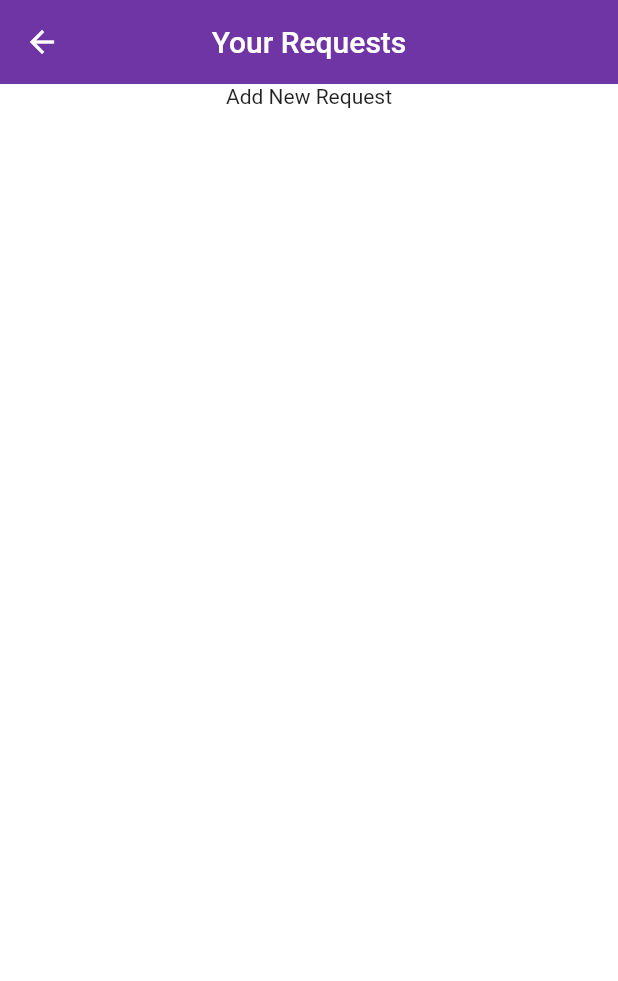
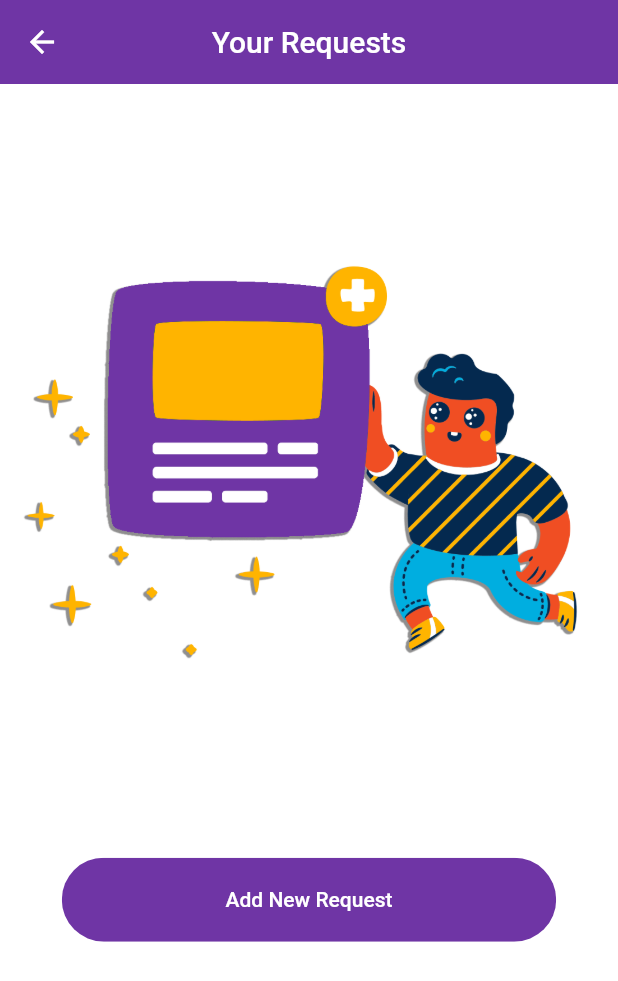
Before and after one commit to ArchEslam/facility_maintenance, a Flutter app: the CreateHVACRequest screen opened by its route, on a phone screen of 412 x 824 dp. Shown: the top 981 px of the screen. Run offline on Flutter 3.47's test engine with Material 2 defaults, Android fonts, the phone set to English and light mode, and no system bars; our stand-ins replace cloud_firestore, firebase_core, firebase_database, firebase_storage, flutter_svg, image_picker and 1 more; accounts and stored records are empty; project files that could hold a hidden picture were left out.

Commit message:
“update”

```diff
--- a/lib/Screens/Internal_Requests/create_hvac_request.dart
+++ b/lib/Screens/Internal_Requests/create_hvac_request.dart
@@ -1,5 +1,6 @@
 import 'dart:io';
 import 'package:facility_maintenance/components/loadingWidget.dart';
+import 'package:facility_maintenance/components/rounded_button.dart';
 import 'package:facility_maintenance/constants.dart';
 import 'package:firebase_database/firebase_database.dart';
 import 'package:flutter/animation.dart';
@@ -56,10 +57,20 @@ class _CreateHVACRequestState extends State<CreateHVACRequest> with AutomaticKee
           child: Center(
             child: Column(
               children: [
-                InkWell(
-                  child: Text("Add New Request"),
-                  onTap: (){takeImage(context);},
-                )
+                SizedBox(
+                  height: size.height*.1,
+                ),
+                SizedBox(
+                  width: size.width,
+                  child: Image.asset("assets/images/flame.png"),
+                ),
+                SizedBox(
+                  height: size.height*.1,
+                ),
+                RoundedButton(
+                  text: "Add New Request",
+                  press: () {takeImage(context);},
+                ),
               ],
             ),
           ),
@@ -158,19 +169,25 @@ class _CreateHVACRequestState extends State<CreateHVACRequest> with AutomaticKee
             ),
           ),
           Divider(color: kPrimaryColor,),
-          Center(
-            child: Container(
-              width: MediaQuery.of(context).size.width*0.6,
-              color: kPrimaryColor,
-              child: FlatButton(
-                  onPressed: uploading ? null : ()=> uploadImageAndSaveItemInfo(),
-                  child: Text("Add",style: TextStyle(color: Colors.white, fontSize: 20.0,fontWeight: FontWeight.bold),)
+          Padding(
+            padding: const EdgeInsets.symmetric(horizontal: 25),
+            child: RoundedButton(
+                text: "Add",
+                press:  uploading ? null : ()=> uploadImageAndSaveItemInfo(),
               ),
-            ),
+          ),
+          // SizedBox(height: MediaQuery.of(context).size.width*0.2,),
+          Padding(
+            padding: const EdgeInsets.only(top: 8.0),
+            child: Center(
+              child: Container(
+                width: MediaQuery.of(context).size.width*0.8,
+                  child: Text('Thank You! After leaving the request, our team will contact you shortly.',style: TextStyle(fontWeight: FontWeight.bold),)),),
           )
+          ],
+      ),
 
-        ],
-      ),
+
     );
   }
 
```
Also changed, not shown: assets/images/flame.png (added).
